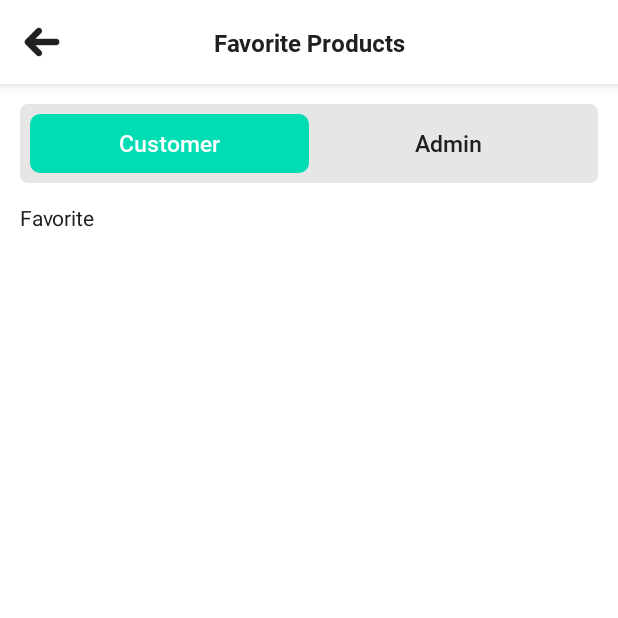
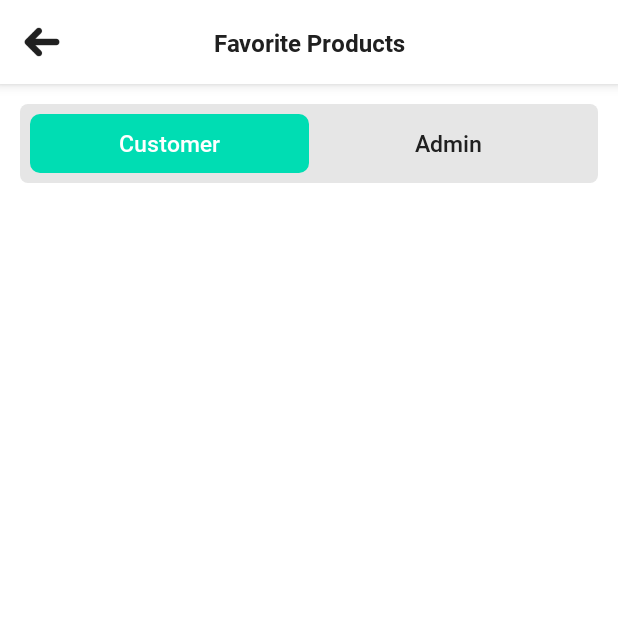
Before and after one commit to saadahmedscse/E-Commerce-Assignment, an Android app: the FavoriteFragment screen opened through its navigation route, on a phone screen of 412 x 824 dp, the top half of it. Run offline under Robolectric (Android 15) with nearby library versions, the phone set to English and light mode, and no system bars; our stand-ins replace Room's generated code, data binding, sdp/ssp sizes; 2 statements that could not run were skipped.

Commit message:
Designed Favorite Fragment UI

```diff
--- a/app/src/main/res/layout/fragment_favorite.xml
+++ b/app/src/main/res/layout/fragment_favorite.xml
@@ -7,14 +7,47 @@
         android:layout_width="match_parent"
         android:layout_height="match_parent"
         android:background="@color/colorWhite"
-        android:padding="@dimen/_10sdp"
         tools:context=".view.dashboard.tabs.favorite.FavoriteFragment">
 
-        <TextView
+        <androidx.recyclerview.widget.RecyclerView
+            android:id="@+id/recycler_view"
             android:layout_width="match_parent"
-            android:layout_height="match_parent"
-            android:textColor="@color/colorDarkGrey"
-            android:text="Favorite"/>
+            android:layout_height="match_parent"/>
+
+        <androidx.constraintlayout.widget.ConstraintLayout
+            android:id="@+id/layout_no_product"
+            android:layout_width="match_parent"
+            android:layout_height="wrap_content"
+            android:visibility="gone"
+            app:layout_constraintTop_toTopOf="parent"
+            app:layout_constraintBottom_toBottomOf="parent"
+            app:layout_constraintStart_toStartOf="parent"
+            app:layout_constraintEnd_toEndOf="parent">
+
+            <ImageView
+                android:id="@+id/img_empty_box"
+                android:layout_width="200dp"
+                android:layout_height="200dp"
+                android:src="@drawable/image_empty_box"
+                app:layout_constraintTop_toTopOf="parent"
+                app:layout_constraintEnd_toEndOf="parent"
+                app:layout_constraintStart_toStartOf="parent"
+                tools:ignore="ContentDescription" />
+
+            <TextView
+                android:id="@+id/txt_no_app_found"
+                android:layout_width="wrap_content"
+                android:layout_height="wrap_content"
+                android:fontFamily="@font/regular"
+                android:textColor="@color/colorGrey"
+                app:layout_constraintTop_toBottomOf="@id/img_empty_box"
+                app:layout_constraintEnd_toEndOf="parent"
+                app:layout_constraintStart_toStartOf="parent"
+                android:textSize="@dimen/_11ssp"
+                android:layout_marginTop="15dp"
+                android:text="No Product Found"/>
+
+        </androidx.constraintlayout.widget.ConstraintLayout>
 
     </androidx.constraintlayout.widget.ConstraintLayout>
 
```
